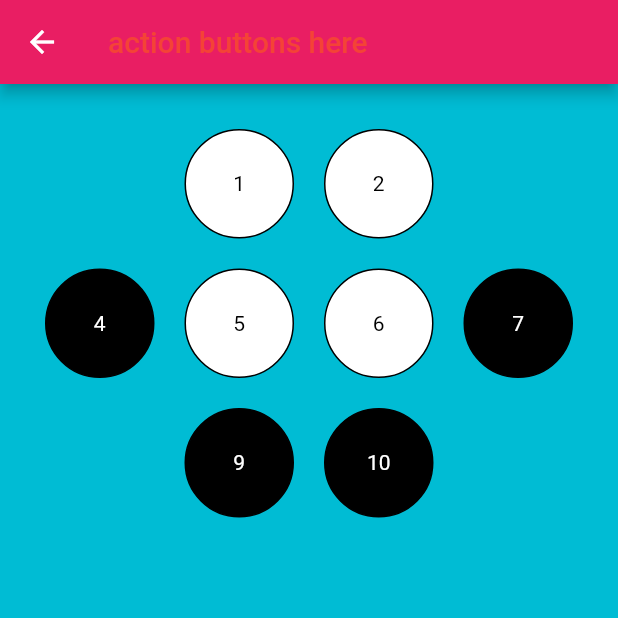
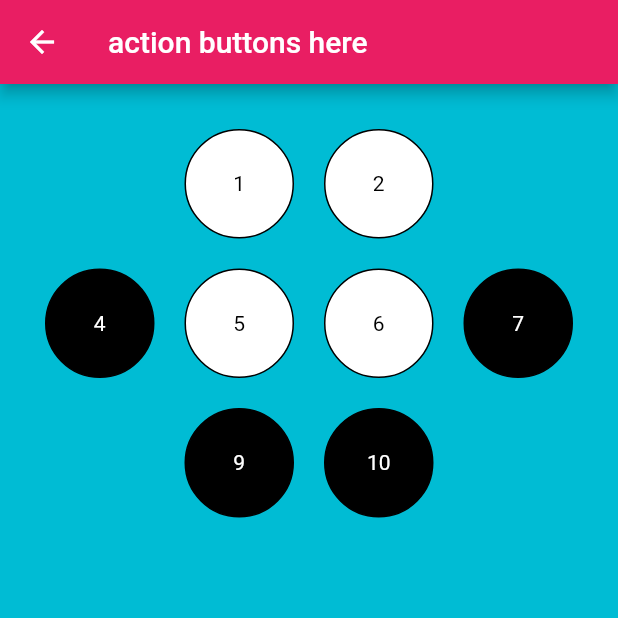
Before and after one commit to tnlong311/dart-cs308, a Flutter app: the screen it shows after launch, on a phone screen of 412 x 824 dp, the top half of it. Run offline on Flutter 3.47's test engine with Material 2 defaults, Android fonts, the phone set to English and light mode, and no system bars.

Commit message:
minor adjustments

```diff
--- a/the_same_world_clone/lib/view/pages/gameplay_page.dart
+++ b/the_same_world_clone/lib/view/pages/gameplay_page.dart
@@ -45,7 +45,7 @@ class _GameplayPageState extends State<GameplayPage> {
       appBar: AppBar(
         title: const Text(
           'action buttons here',
-          style: TextStyle(color: Colors.red),
+          style: TextStyle(color: Colors.white),
         ),
         backgroundColor: Colors.pink,
       ),
```
Also changed, not shown: 3 other files.
